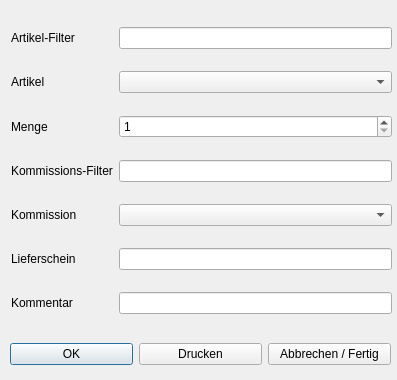
Old version of the form dialog_lager.ui in the repository 15831944/CBrain.
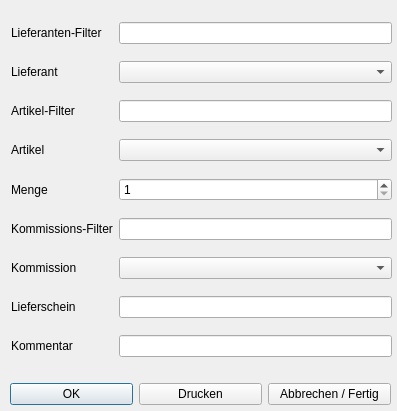
New version of the form.

Commit message: dialog_lager lieferantenfilter

```diff
--- a/dialog_lager.ui
+++ b/dialog_lager.ui
@@ -7,7 +7,7 @@
     <x>0</x>
     <y>0</y>
     <width>397</width>
-    <height>380</height>
+    <height>411</height>
    </rect>
   </property>
   <property name="windowTitle">
@@ -20,7 +20,7 @@
    <property name="geometry">
     <rect>
      <x>10</x>
-     <y>340</y>
+     <y>380</y>
      <width>381</width>
      <height>29</height>
     </rect>
@@ -55,28 +55,82 @@
      <x>11</x>
      <y>11</y>
      <width>381</width>
-     <height>321</height>
+     <height>361</height>
     </rect>
    </property>
    <layout class="QGridLayout" name="gridLayout">
-    <item row="0" column="1">
-     <widget class="QLineEdit" name="lineEdit_artikelfilter"/>
+    <item row="5" column="1">
+     <widget class="QLineEdit" name="lineEdit_komfilter"/>
     </item>
     <item row="0" column="0">
+     <widget class="QLabel" name="label_4">
+      <property name="text">
+       <string>Lieferanten-Filter</string>
+      </property>
+     </widget>
+    </item>
+    <item row="5" column="0">
+     <widget class="QLabel" name="label_komfilter">
+      <property name="text">
+       <string>Kommissions-Filter</string>
+      </property>
+     </widget>
+    </item>
+    <item row="7" column="0">
+     <widget class="QLabel" name="label_lieferschein">
+      <property name="text">
+       <string>Lieferschein</string>
+      </property>
+     </widget>
+    </item>
+    <item row="3" column="0">
+     <widget class="QLabel" name="label_2">
+      <property name="text">
+       <string>Artikel</string>
+      </property>
+     </widget>
+    </item>
+    <item row="7" column="1">
+     <widget class="QLineEdit" name="lineEdit_lieferschein"/>
+    </item>
+    <item row="6" column="0">
+     <widget class="QLabel" name="label_kom">
+      <property name="text">
+       <string>Kommission</string>
+      </property>
+     </widget>
+    </item>
+    <item row="2" column="0">
      <widget class="QLabel" name="label">
       <property name="text">
        <string>Artikel-Filter</string>
       </property>
      </widget>
     </item>
-    <item row="2" column="0">
+    <item row="4" column="0">
      <widget class="QLabel" name="label_3">
       <property name="text">
        <string>Menge</string>
       </property>
      </widget>
     </item>
-    <item row="2" column="1">
+    <item row="3" column="1">
+     <widget class="QComboBox" name="comboBox_artikel"/>
+    </item>
+    <item row="6" column="1">
+     <widget class="QComboBox" name="comboBox_kom"/>
+    </item>
+    <item row="8" column="0">
+     <widget class="QLabel" name="label_komment">
+      <property name="text">
+       <string>Kommentar</string>
+      </property>
+     </widget>
+    </item>
+    <item row="8" column="1">
+     <widget class="QLineEdit" name="lineEdit_komment"/>
+    </item>
+    <item row="4" column="1">
      <widget class="QSpinBox" name="spinBox_menge">
       <property name="minimum">
        <number>1</number>
@@ -89,55 +143,21 @@
       </property>
      </widget>
     </item>
+    <item row="2" column="1">
+     <widget class="QLineEdit" name="lineEdit_artikelfilter"/>
+    </item>
     <item row="1" column="0">
-     <widget class="QLabel" name="label_2">
+     <widget class="QLabel" name="label_5">
       <property name="text">
-       <string>Artikel</string>
+       <string>Lieferant</string>
       </property>
      </widget>
     </item>
-    <item row="3" column="1">
-     <widget class="QLineEdit" name="lineEdit_komfilter"/>
+    <item row="0" column="1">
+     <widget class="QLineEdit" name="lineEdit_lieferantenfilter"/>
     </item>
     <item row="1" column="1">
-     <widget class="QComboBox" name="comboBox_artikel"/>
-    </item>
-    <item row="4" column="1">
-     <widget class="QComboBox" name="comboBox_kom"/>
-    </item>
-    <item row="4" column="0">
-     <widget class="QLabel" name="label_kom">
-      <property name="text">
-       <string>Kommission</string>
-      </property>
-     </widget>
-    </item>
-    <item row="3" column="0">
-     <widget class="QLabel" name="label_komfilter">
-      <property name="text">
-       <string>Kommissions-Filter</string>
-      </property>
-     </widget>
-    </item>
-    <item row="6" column="1">
-     <widget class="QLineEdit" name="lineEdit_komment"/>
-    </item>
-    <item row="6" column="0">
-     <widget class="QLabel" name="label_komment">
-      <property name="text">
-       <string>Kommentar</string>
-      </property>
-     </widget>
-    </item>
-    <item row="5" column="0">
-     <widget class="QLabel" name="label_lieferschein">
-      <property name="text">
-       <string>Lieferschein</string>
-      </property>
-     </widget>
-    </item>
-    <item row="5" column="1">
-     <widget class="QLineEdit" name="lineEdit_lieferschein"/>
+     <widget class="QComboBox" name="comboBox_lieferanten"/>
     </item>
    </layout>
   </widget>
```
Left out of the diff: 2 changed lines with no effect on the pictures. The commit also changes 3 other files.
